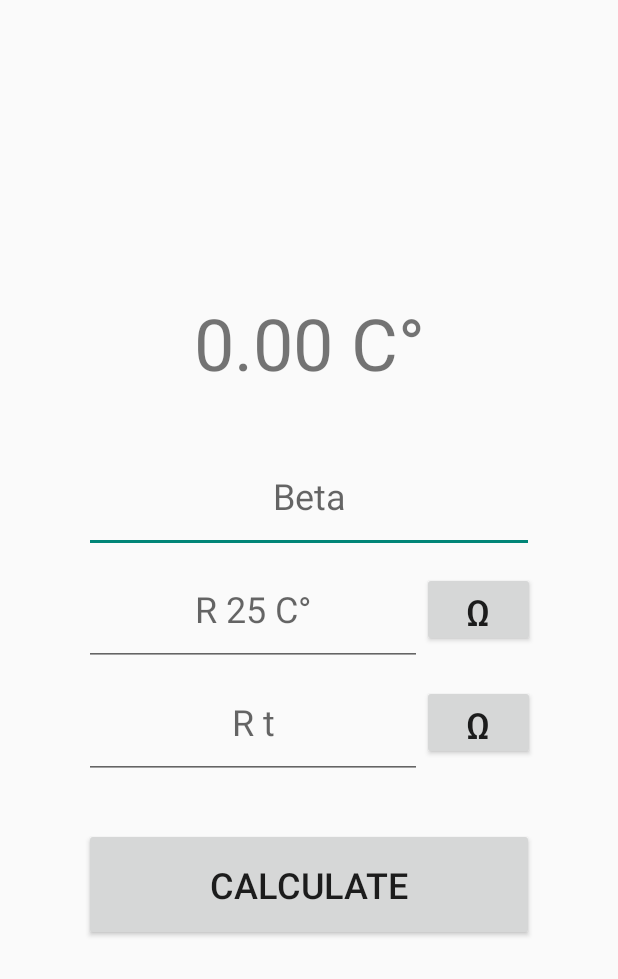
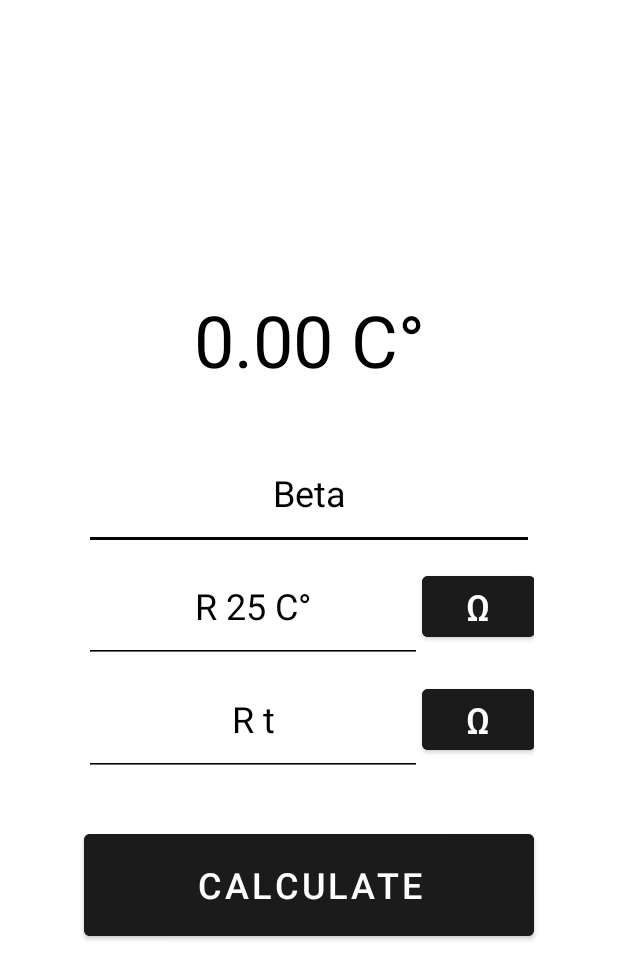
Before and after one commit to Escalt4/Thermistor-Temp-Calc, an Android app: the screen it shows after launch (MainActivity), on a phone screen of 412 x 824 dp. Shown: the top 979 px of the screen. Run offline under Robolectric (Android 15) with nearby library versions, the phone set to English and light mode, and no system bars.

Commit message:
updates and fixes

```diff
--- a/app/build.gradle
+++ b/app/build.gradle
@@ -3,14 +3,14 @@ plugins {
 }
 
 android {
-    compileSdk 32
+    compileSdk 33
 
     defaultConfig {
         applicationId "com.example.thermistortempcalc"
-        minSdk 21
-        targetSdk 32
+        minSdk 23
+        targetSdk 33
         versionCode 1
-        versionName "1.0"
+        versionName "1.2.0"
 
         testInstrumentationRunner "androidx.test.runner.AndroidJUnitRunner"
     }
@@ -29,10 +29,10 @@ android {
 
 dependencies {
 
-    implementation 'androidx.appcompat:appcompat:1.4.2'
-    implementation 'com.google.android.material:material:1.6.1'
+    implementation 'androidx.appcompat:appcompat:1.5.1'
+    implementation 'com.google.android.material:material:1.7.0'
     implementation 'androidx.constraintlayout:constraintlayout:2.1.4'
     testImplementation 'junit:junit:4.13.2'
-    androidTestImplementation 'androidx.test.ext:junit:1.1.3'
-    androidTestImplementation 'androidx.test.espresso:espresso-core:3.4.0'
+    androidTestImplementation 'androidx.test.ext:junit:1.1.4'
+    androidTestImplementation 'androidx.test.espresso:espresso-core:3.5.0'
 }
--- a/app/src/main/java/com/example/thermistortempcalc/MainActivity.java
+++ b/app/src/main/java/com/example/thermistortempcalc/MainActivity.java
@@ -40,7 +40,6 @@ public class MainActivity extends AppCompatActivity {
     protected void onCreate(Bundle savedInstanceState) {
         super.onCreate(savedInstanceState);
         setContentView(R.layout.activity_main);
-        getSupportActionBar().hide();
 
         editText_Beta = findViewById(R.id.editText_Beta);
         editText_R25C = findViewById(R.id.editText_R25С);
@@ -55,11 +54,9 @@ public class MainActivity extends AppCompatActivity {
         load_settings_if_exist();
     }
 
-
-
-    String del_end_point_zero(String str){
-        if (str.endsWith(".0")){
-            str = str.replace(".0","");
+    String del_end_point_zero(String str) {
+        if (str.endsWith(".0")) {
+            str = str.replace(".0", "");
         }
         return str;
     }
@@ -97,22 +94,6 @@ public class MainActivity extends AppCompatActivity {
         prefEditor.apply();
     }
 
-//    public void Clean(View view) {
-//        prefEditor.clear();
-//        prefEditor.apply();
-//
-//        editText_Beta.setText("");
-//        editText_R25C.setText("");
-//        editText_RC.setText("");
-//        editText_Beta.setText("");
-//        textView.setText("0.00 C°");
-//
-//        R25C_multiplier = 1;
-//        RC_multiplier = 1;
-//        button_R25C.setText(units[0]);
-//        button_RC.setText(units[0]);
-//    }
-
     public void showDialog(View view) {
         AlertDialog.Builder builder = new AlertDialog.Builder(this);
 
@@ -129,8 +110,6 @@ public class MainActivity extends AppCompatActivity {
                 Calculate();
             }
         }).create().show();
-
-
     }
 
     public void Calculate(View view) {
@@ -138,8 +117,6 @@ public class MainActivity extends AppCompatActivity {
     }
 
     public void Calculate() {
-
-
         if (editText_Beta.getText().toString().equals("") || editText_R25C.getText().toString().equals("") || editText_RC.getText().toString().equals("")) {
             return;
         }
@@ -158,5 +135,4 @@ public class MainActivity extends AppCompatActivity {
 
         save_settings();
     }
-
 }
--- a/app/src/main/res/layout/activity_main.xml
+++ b/app/src/main/res/layout/activity_main.xml
@@ -4,6 +4,7 @@
     xmlns:tools="http://schemas.android.com/tools"
     android:layout_width="match_parent"
     android:layout_height="match_parent"
+    android:background="?attr/colorOnPrimary"
     android:padding="10dp"
     tools:context=".MainActivity">
 
@@ -20,6 +21,7 @@
             android:layout_height="wrap_content"
             android:gravity="center"
             android:text="0.00 C°"
+            android:textColor="?attr/colorPrimary"
             android:textSize="48sp" />
 
         <TextView
@@ -31,13 +33,16 @@
             android:id="@+id/editText_Beta"
             android:layout_width="300dp"
             android:layout_height="75dp"
+            android:backgroundTint="?attr/colorPrimary"
             android:gravity="center"
             android:hint="Beta"
             android:inputType="number"
+            android:textColor="?attr/colorPrimary"
+            android:textColorHint="?attr/colorPrimary"
             android:textSize="24sp" />
 
 
-        <LinearLayout xmlns:android="http://schemas.android.com/apk/res/android"
+        <LinearLayout
             android:layout_width="300dp"
             android:layout_height="wrap_content"
             android:gravity="center"
@@ -47,22 +52,26 @@
                 android:id="@+id/editText_R25С"
                 android:layout_width="225dp"
                 android:layout_height="75dp"
+                android:backgroundTint="?attr/colorPrimary"
                 android:gravity="center"
                 android:hint="R 25 C°"
                 android:inputType="numberDecimal"
+                android:textColor="?attr/colorPrimary"
+                android:textColorHint="?attr/colorPrimary"
                 android:textSize="24sp" />
 
             <Button
                 android:id="@+id/button_R25C"
                 android:layout_width="75dp"
-                android:layout_height="50dp"
+                android:layout_height="wrap_content"
+                android:backgroundTint="?attr/colorSecondary"
                 android:gravity="center"
                 android:onClick="showDialog"
                 android:text="Ω"
                 android:textSize="24sp" />
         </LinearLayout>
 
-        <LinearLayout xmlns:android="http://schemas.android.com/apk/res/android"
+        <LinearLayout
             android:layout_width="300dp"
             android:layout_height="wrap_content"
             android:gravity="center"
@@ -72,20 +81,24 @@
                 android:id="@+id/editText_RC"
                 android:layout_width="225dp"
                 android:layout_height="75dp"
+                android:backgroundTint="?attr/colorPrimary"
                 android:gravity="center"
                 android:hint="R t"
                 android:inputType="numberDecimal"
+                android:textColor="?attr/colorPrimary"
+                android:textColorHint="?attr/colorPrimary"
                 android:textSize="24sp" />
 
             <Button
                 android:id="@+id/button_RC"
                 android:layout_width="75dp"
-                android:layout_height="50dp"
-
+                android:layout_height="wrap_content"
+                android:backgroundTint="?attr/colorSecondary"
                 android:gravity="center"
                 android:onClick="showDialog"
                 android:text="Ω"
                 android:textSize="24sp" />
+
         </LinearLayout>
 
         <TextView
@@ -96,22 +109,12 @@
         <Button
             android:id="@+id/button"
             android:layout_width="300dp"
-            android:layout_height="75dp"
+            android:layout_height="80dp"
+            android:backgroundTint="?attr/colorSecondary"
             android:onClick="Calculate"
             android:text="Calculate"
             android:textSize="24sp" />
 
     </LinearLayout>
 
-<!--    <Button-->
-<!--        android:id="@+id/button123"-->
-<!--        android:layout_width="125dp"-->
-<!--        android:layout_height="50dp"-->
-<!--        android:onClick="Clean"-->
-<!--        android:text="Clean  all"-->
-<!--        android:textSize="14sp"-->
-<!--        app:layout_constraintBottom_toBottomOf="parent"-->
-<!--        app:layout_constraintLeft_toLeftOf="parent"-->
-<!--        app:layout_constraintRight_toRightOf="parent" />-->
-
 </androidx.constraintlayout.widget.ConstraintLayout>
--- a/app/src/main/res/values-night/themes.xml
+++ b/app/src/main/res/values-night/themes.xml
@@ -1,4 +1,10 @@
 <resources xmlns:tools="http://schemas.android.com/tools">
-    <style name="Theme.ThermistorTempCalc" parent="Theme.AppCompat.DayNight">
+    <style name="Theme.ThermistorTempCalc" parent="Theme.MaterialComponents.DayNight.NoActionBar">
+        <item name="colorPrimary">@color/white</item>
+        <item name="colorOnPrimary">#1B1B1B</item>
+        <item name="colorSecondary">@color/white</item>
+        <item name="android:statusBarColor">#1B1B1B</item>
+        <item name="android:windowLightStatusBar">false</item>
     </style>
+
 </resources>
--- a/app/src/main/res/values/themes.xml
+++ b/app/src/main/res/values/themes.xml
@@ -1,4 +1,10 @@
 <resources xmlns:tools="http://schemas.android.com/tools">
-    <style name="Theme.ThermistorTempCalc" parent="Theme.AppCompat.DayNight">
+    <style name="Theme.ThermistorTempCalc" parent="Theme.MaterialComponents.Light.NoActionBar">
+        <item name="colorPrimary">@color/black</item>
+        <item name="colorOnPrimary">@color/white</item>
+        <item name="colorSecondary">#1B1B1B</item>
+        <item name="android:statusBarColor">@color/white</item>
+        <item name="android:windowLightStatusBar">true</item>
     </style>
+
 </resources>
```
